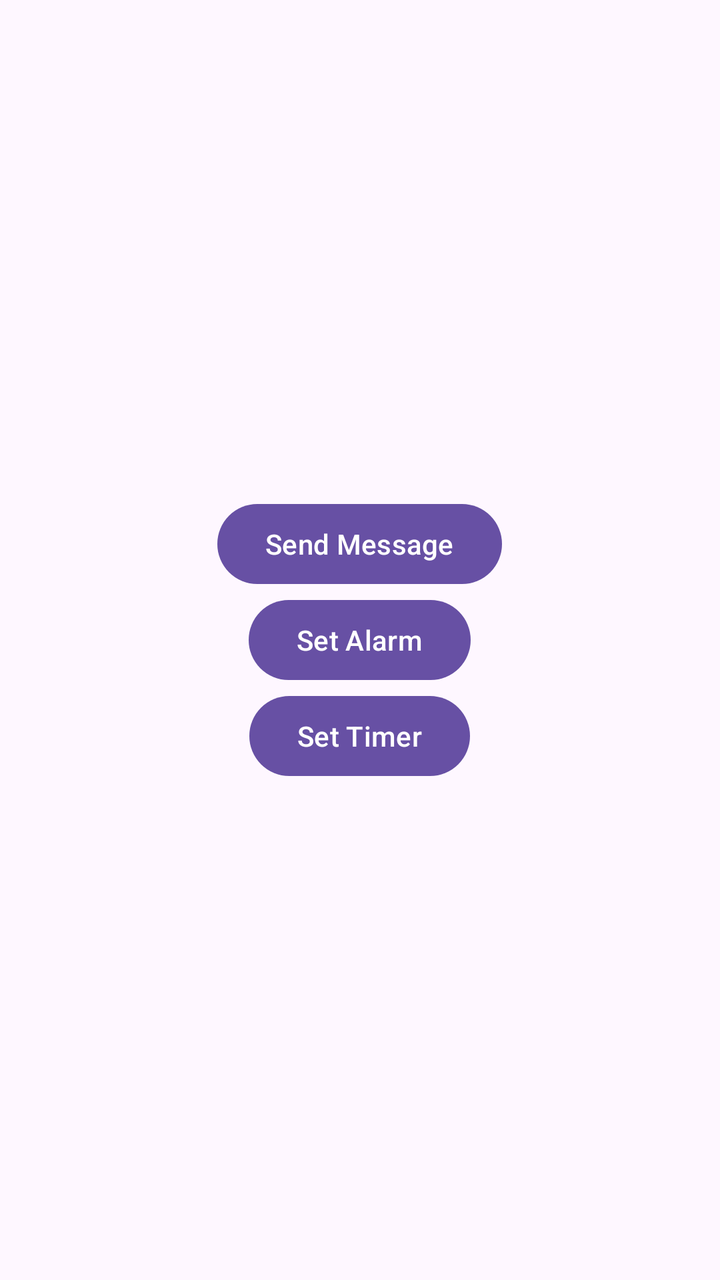
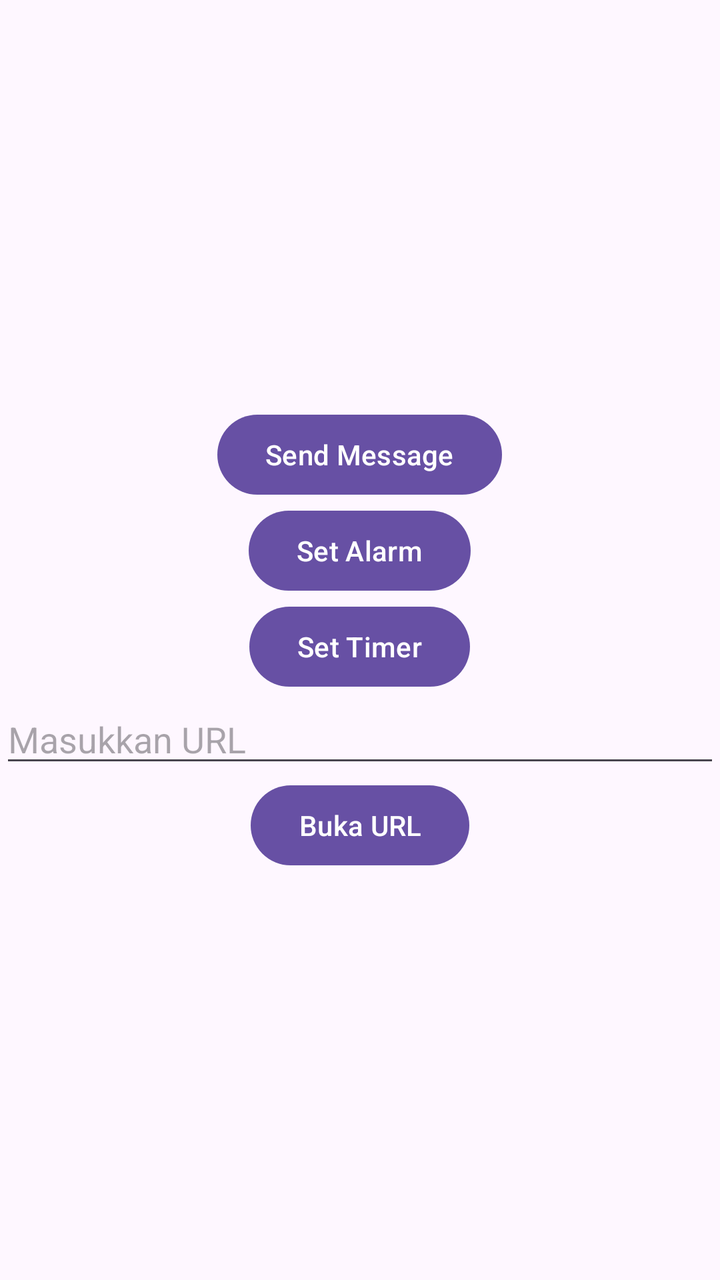

Before-and-after screenshots of an Android layout around one commit, followed by the original layout XML and the change that was made.
<!-- AndroidManifest.xml: application theme Theme.ImplisitIntent -->
<!-- res/layout/activity_main.xml -->
<?xml version="1.0" encoding="utf-8"?>
<LinearLayout xmlns:android="http://schemas.android.com/apk/res/android"
    xmlns:app="http://schemas.android.com/apk/res-auto"
    xmlns:tools="http://schemas.android.com/tools"
    android:id="@+id/main"
    android:layout_width="match_parent"
    android:layout_height="match_parent"
    android:orientation="vertical"
    android:gravity="center"
    tools:context=".MainActivity">

    <Button
        android:layout_width="wrap_content"
        android:layout_height="wrap_content"
        android:text="Send Message"
        android:id="@+id/btnKirimPesan"/>

    <Button
        android:layout_width="wrap_content"
        android:layout_height="wrap_content"
        android:text="Set Alarm"
        android:id="@+id/btnSetAlarm"/>

    <Button
        android:layout_width="wrap_content"
        android:layout_height="wrap_content"
        android:text="Set Timer"
        android:id="@+id/btnSetTimer"/>

</LinearLayout>
<!-- resources referenced by this layout -->
<resources>
  <style name="Theme.ImplisitIntent" parent="Base.Theme.ImplisitIntent" />
  <style name="Base.Theme.ImplisitIntent" parent="Theme.Material3.DayNight.NoActionBar">
          
          
      </style>
</resources>

<!-- the commit's change to res/layout/activity_main.xml (unified diff, before → after) -->
@@ -7,6 +7,7 @@
     android:layout_height="match_parent"
     android:orientation="vertical"
     android:gravity="center"
+    android:layout_margin="8dp"
     tools:context=".MainActivity">
 
     <Button
@@ -27,4 +28,16 @@
         android:text="Set Timer"
         android:id="@+id/btnSetTimer"/>
 
+    <EditText
+        android:layout_width="match_parent"
+        android:layout_height="wrap_content"
+        android:hint="Masukkan URL"
+        android:id="@+id/etURL"/>
+
+    <Button
+        android:layout_width="wrap_content"
+        android:layout_height="wrap_content"
+        android:text="Buka URL"
+        android:id="@+id/btnOpenURL"/>
+
 </LinearLayout>
